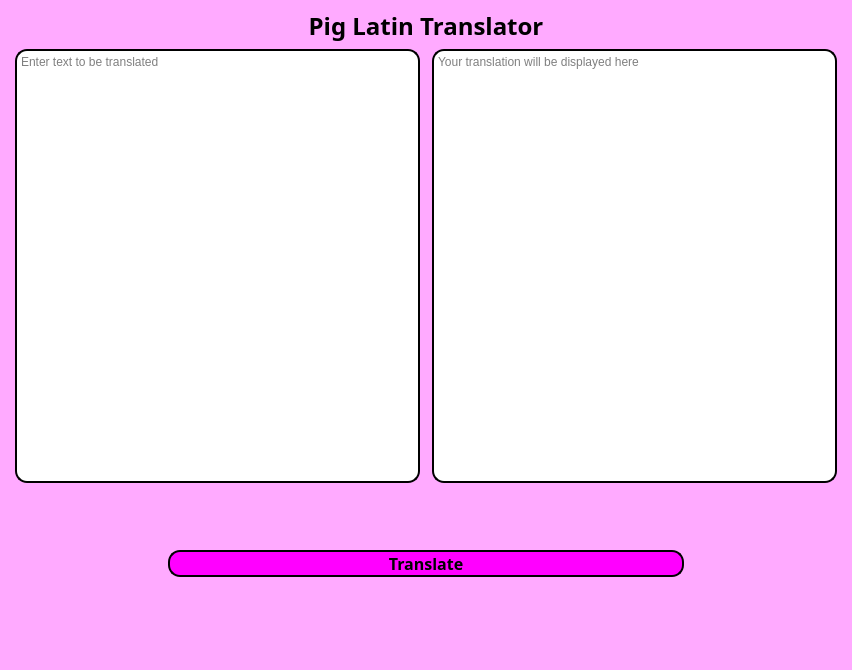
This is forms/main_window.ui in kalicajala/kali-first-task as Qt 5 draws it before an edit. The edited form follows.
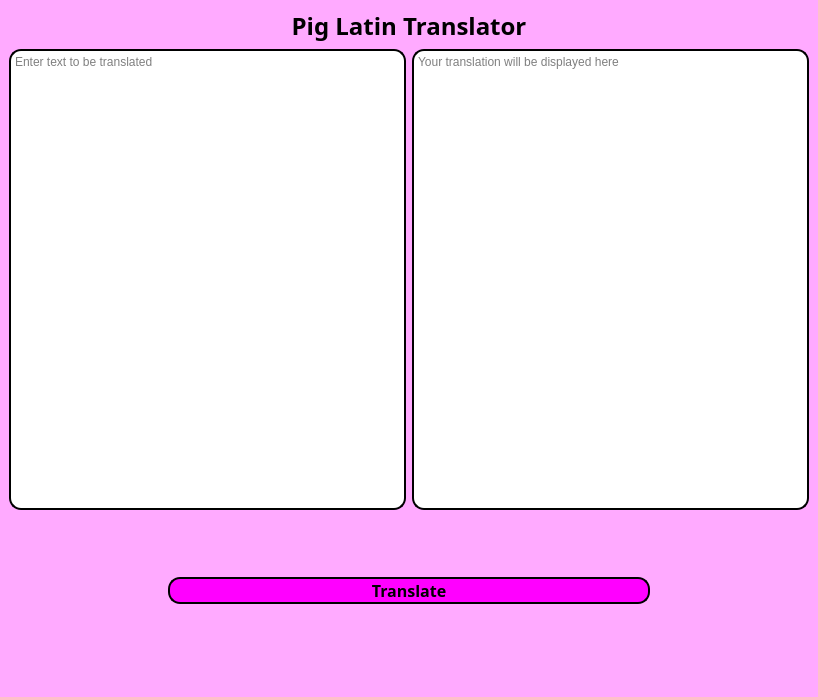
This is the edited form. Icons and pictures are not drawn.

Commit message: Adding Grid Layout to fix uneven margins

Patch:
```diff
--- a/forms/main_window.ui
+++ b/forms/main_window.ui
@@ -6,8 +6,8 @@
    <rect>
     <x>0</x>
     <y>0</y>
-    <width>852</width>
-    <height>670</height>
+    <width>818</width>
+    <height>697</height>
    </rect>
   </property>
   <property name="windowTitle">
@@ -196,7 +196,9 @@
       </layout>
      </widget>
     </item>
-    <item row="1" column="1">
+    <item row="1" column="0" colspan="5">
+     <layout class="QGridLayout" name="gridLayout_textboxes">
+      <item row="0" column="0">
      <widget class="QTextEdit" name="textEdit_source_english_input">
       <property name="styleSheet">
        <string notr="true">QTextEdit {
@@ -211,7 +213,7 @@
       </property>
      </widget>
     </item>
-    <item row="1" column="3">
+      <item row="0" column="1">
      <widget class="QTextEdit" name="textEdit_output">
       <property name="styleSheet">
        <string notr="true">QTextEdit {
@@ -228,6 +230,8 @@
        <string>Your translation will be displayed here</string>
       </property>
      </widget>
+      </item>
+     </layout>
     </item>
    </layout>
   </widget>
```
Lines whose indentation alone changed are shown as unchanged. The commit also changes 1 other file.
